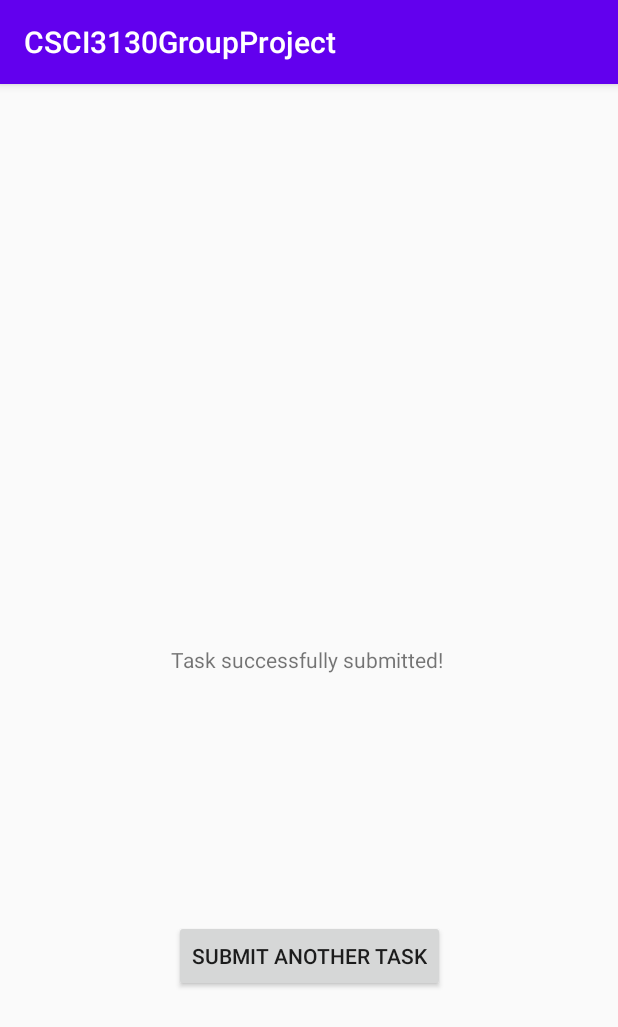
After one commit to kylecumming/3130GP1, an Android app: the TaskSubmitted screen opened directly, with no data from a screen before it, on a phone screen of 412 x 824 dp. The commit adds this screen. Shown: the top 1027 px of the screen. Run offline under Robolectric (Android 15) with nearby library versions, the phone set to English and light mode, and no system bars.

Commit message:
Tests + Feature to add a new task and store it on the database

```diff
--- a/app/src/main/AndroidManifest.xml
+++ b/app/src/main/AndroidManifest.xml
@@ -9,7 +9,8 @@
         android:roundIcon="@mipmap/ic_launcher_round"
         android:supportsRtl="true"
         android:theme="@style/AppTheme">
-        <activity android:name=".SubmitTaskActivity"></activity>
+        <activity android:name=".TaskSubmitted"></activity>
+        <activity android:name=".SubmitTaskActivity" />
         <activity android:name=".EmployerHomepageActivity" />
         <activity android:name=".EmployeeRegisterActivity" />
         <activity android:name=".EmployerRegisterActivity" />
--- /dev/null
+++ b/app/src/main/java/com/example/csci3130groupproject/TaskSubmitted.java
@@ -0,0 +1,26 @@
+package com.example.csci3130groupproject;
+
+import androidx.appcompat.app.AppCompatActivity;
+
+import android.content.Intent;
+import android.os.Bundle;
+import android.view.View;
+
+public class TaskSubmitted extends AppCompatActivity {
+
+    @Override
+    protected void onCreate(Bundle savedInstanceState) {
+        super.onCreate(savedInstanceState);
+        setContentView(R.layout.activity_task_submitted);
+        findViewById(R.id.submitAnotherTaskButton).setOnClickListener(new View.OnClickListener(){
+            @Override
+            public void onClick(View view){
+                launchSubmitTaskActivity();
+            }
+        });
+    }
+    private void launchSubmitTaskActivity(){
+        Intent intent = new Intent(this, SubmitTaskActivity.class);
+        startActivity(intent);
+    }
+}
--- a/app/src/main/res/layout/activity_submit_task.xml
+++ b/app/src/main/res/layout/activity_submit_task.xml
@@ -121,5 +121,8 @@
         app:layout_constraintEnd_toEndOf="parent"
         app:layout_constraintHorizontal_bias="0.497"
         app:layout_constraintStart_toStartOf="parent"
-        app:layout_constraintTop_toBottomOf="@+id/edittext_taskPayment" />
+        app:layout_constraintTop_toBottomOf="@+id/edittext_taskPayment"
+        app:layout_constraintVertical_bias="0.509"
+        android:onClick="onClick"/>
+
 </androidx.constraintlayout.widget.ConstraintLayout>
--- /dev/null
+++ b/app/src/main/res/layout/activity_task_submitted.xml
@@ -0,0 +1,30 @@
+<?xml version="1.0" encoding="utf-8"?>
+<androidx.constraintlayout.widget.ConstraintLayout xmlns:android="http://schemas.android.com/apk/res/android"
+    xmlns:app="http://schemas.android.com/apk/res-auto"
+    xmlns:tools="http://schemas.android.com/tools"
+    android:layout_width="match_parent"
+    android:layout_height="match_parent"
+    tools:context=".TaskSubmitted">
+
+    <TextView
+        android:id="@+id/submittedTaskTextView"
+        android:layout_width="184dp"
+        android:layout_height="20dp"
+        android:text="Task successfully submitted!"
+        app:layout_constraintBottom_toBottomOf="parent"
+        app:layout_constraintEnd_toEndOf="parent"
+        app:layout_constraintStart_toStartOf="parent"
+        app:layout_constraintTop_toTopOf="parent"
+        app:textAllCaps="false" />
+
+    <Button
+        android:id="@+id/submitAnotherTaskButton"
+        android:layout_width="wrap_content"
+        android:layout_height="wrap_content"
+        android:text="Submit another task"
+        app:layout_constraintBottom_toBottomOf="parent"
+        app:layout_constraintEnd_toEndOf="parent"
+        app:layout_constraintStart_toStartOf="parent"
+        app:layout_constraintTop_toBottomOf="@+id/submittedTaskTextView" />
+
+</androidx.constraintlayout.widget.ConstraintLayout>
```
Also changed, not shown: app/src/main/java/com/example/csci3130groupproject/SubmitTaskActivity.java (+73 -3 lines), 1 other file.
